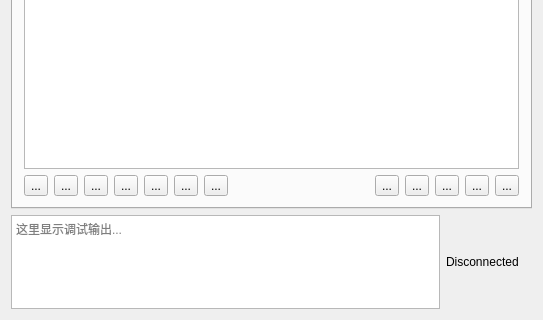
First picture: the form in t1wrenchmainwindow.ui, repository baohaojun/system-config, before the edit; both pictures show x 0 to 543 and y 272 to 592 of the 543 by 592 pixel window.
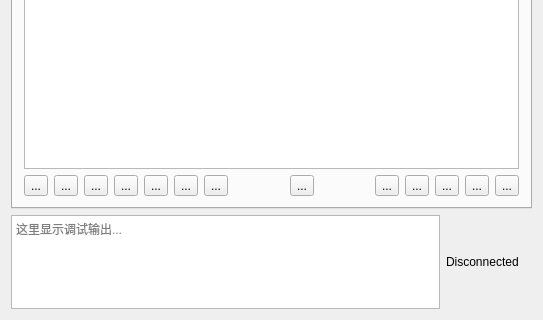
Second picture: the form after the edit. Icons and pictures are not drawn. Custom widgets are drawn as their Qt base class.

Commit message: for phone screen sync

```diff
--- a/t1wrenchmainwindow.ui
+++ b/t1wrenchmainwindow.ui
@@ -126,6 +126,32 @@
             </property>
            </widget>
           </item>
+          <item>
+           <spacer name="horizontalSpacer">
+            <property name="orientation">
+             <enum>Qt::Horizontal</enum>
+            </property>
+            <property name="sizeHint" stdset="0">
+             <size>
+              <width>40</width>
+              <height>20</height>
+             </size>
+            </property>
+           </spacer>
+          </item>
+          <item>
+           <widget class="QToolButton" name="tbPhoneScreen">
+            <property name="toolTip">
+             <string>显示手机屏幕</string>
+            </property>
+            <property name="text">
+             <string>...</string>
+            </property>
+            <property name="checkable">
+             <bool>true</bool>
+            </property>
+           </widget>
+          </item>
           <item>
            <spacer name="horizontalSpacer_4">
             <property name="orientation">
```
Left out of the diff: 1 changed line with no effect on the pictures. The commit also changes 9 other files.
